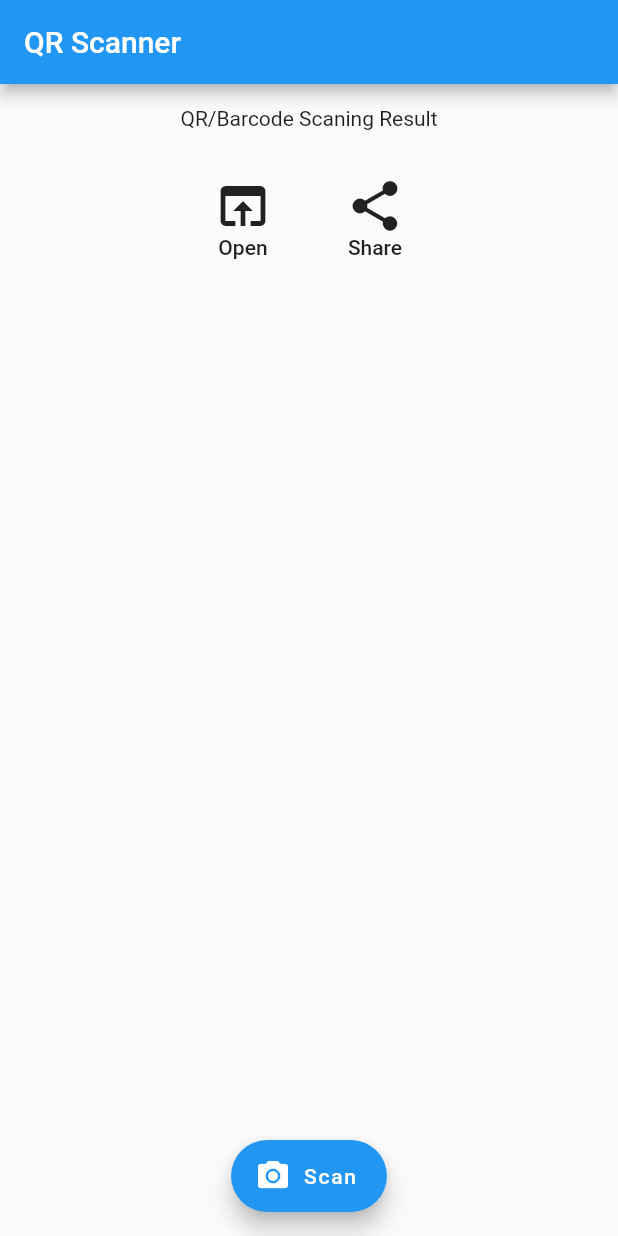
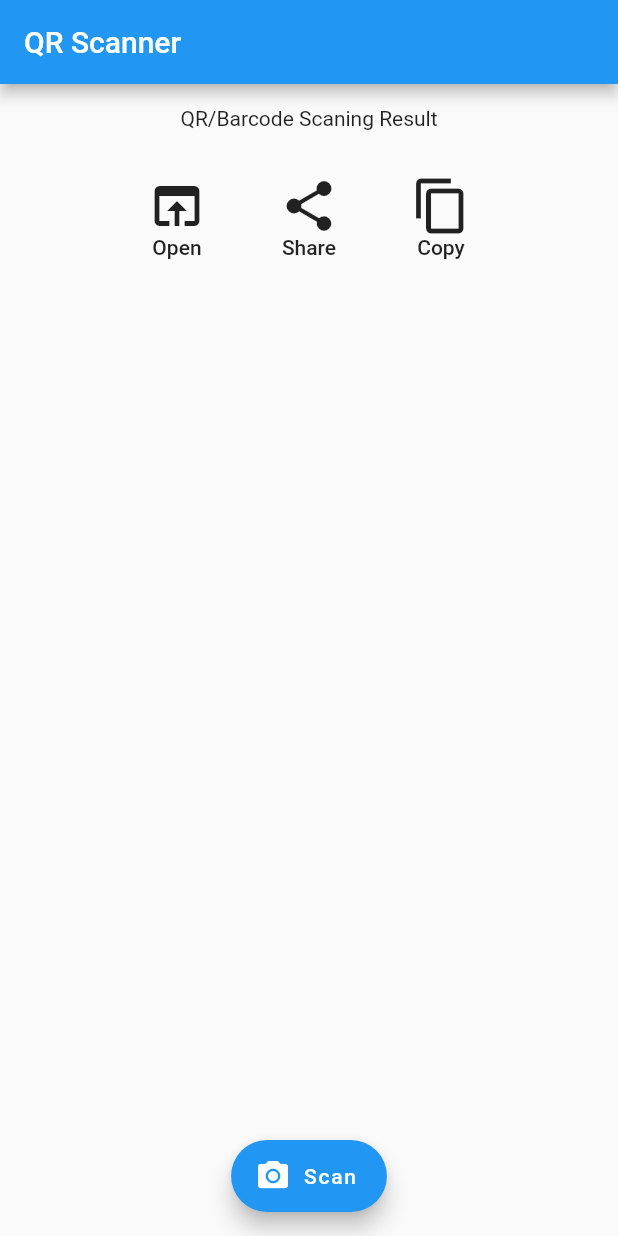
Before and after one commit to jpmehedi/barcode-scanner-flutter, a Flutter app: the screen it shows after launch, on a phone screen of 412 x 824 dp. Run offline on Flutter 3.47's test engine with Material 2 defaults, Android fonts, the phone set to English and light mode, and no system bars; drawn by our look-alikes of flutter_linkify; missing offline and left inert: barcode_scan, flutter_share.

Commit message:
#issue ##Solve copy data to  Clipboard

```diff
--- a/lib/main.dart
+++ b/lib/main.dart
@@ -128,6 +128,27 @@ class HomePageState extends State<HomePage> {
                       ],
                     ),
                   ),
+                  FlatButton(
+                    onPressed: () {
+                      Clipboard.setData(
+                        ClipboardData(text: code),
+                      );
+                    },
+                    child: Column(
+                      children: <Widget>[
+                        Icon(
+                          Icons.content_copy,
+                          size: 40,
+                        ),
+                        Tooltip(
+                          verticalOffset: 60,
+                          preferBelow: false,
+                          message: "Copy",
+                          child: Text("Copy"),
+                        ),
+                      ],
+                    ),
+                  )
                 ],
               ),
             )
```
